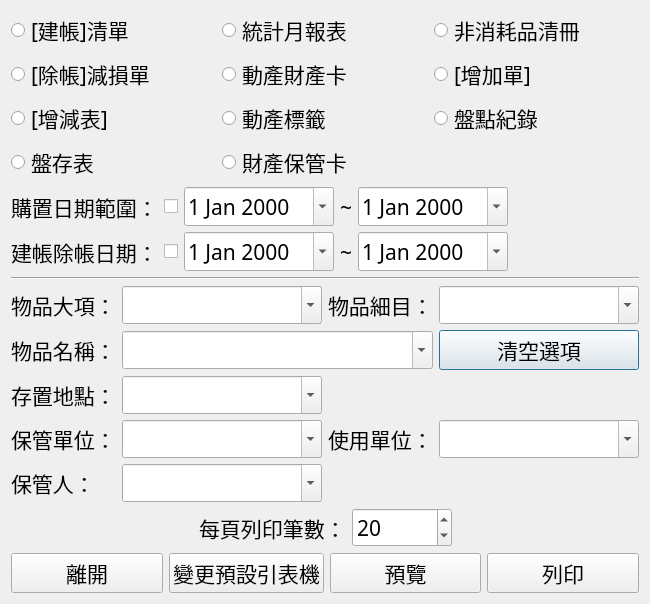
This is myqtpy/printmenu.ui in alchenerd/hvhnonc as Qt 5 draws it before an edit. The edited form follows.
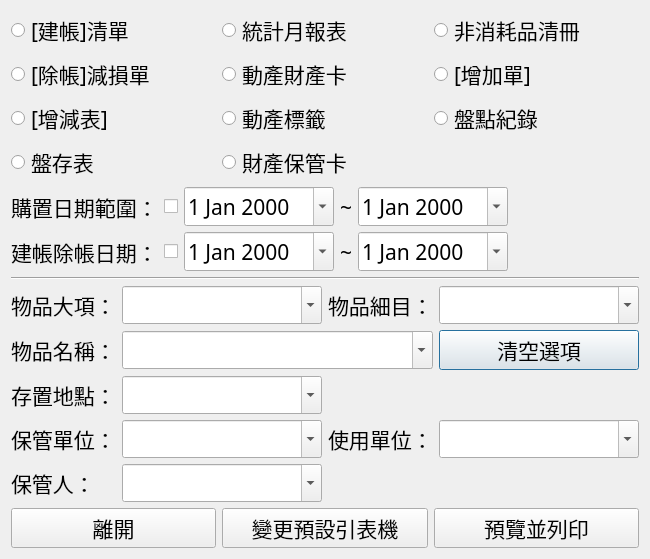
This is the edited form.

Diff of the .ui file:
```diff
--- a/myqtpy/printmenu.ui
+++ b/myqtpy/printmenu.ui
@@ -561,68 +561,6 @@
      </item>
     </layout>
    </item>
-   <item>
-    <layout class="QHBoxLayout" name="horizontalLayout_3">
-     <item>
-      <spacer name="horizontalSpacer_3">
-       <property name="orientation">
-        <enum>Qt::Horizontal</enum>
-       </property>
-       <property name="sizeHint" stdset="0">
-        <size>
-         <width>40</width>
-         <height>20</height>
-        </size>
-       </property>
-      </spacer>
-     </item>
-     <item alignment="Qt::AlignHCenter">
-      <widget class="QLabel" name="label_14">
-       <property name="font">
-        <font>
-         <family>微軟正黑體</family>
-         <pointsize>16</pointsize>
-        </font>
-       </property>
-       <property name="text">
-        <string>每頁列印筆數：</string>
-       </property>
-      </widget>
-     </item>
-     <item alignment="Qt::AlignHCenter">
-      <widget class="QSpinBox" name="row_per_page">
-       <property name="minimumSize">
-        <size>
-         <width>100</width>
-         <height>0</height>
-        </size>
-       </property>
-       <property name="font">
-        <font>
-         <family>微軟正黑體</family>
-         <pointsize>16</pointsize>
-        </font>
-       </property>
-       <property name="value">
-        <number>20</number>
-       </property>
-      </widget>
-     </item>
-     <item>
-      <spacer name="horizontalSpacer_4">
-       <property name="orientation">
-        <enum>Qt::Horizontal</enum>
-       </property>
-       <property name="sizeHint" stdset="0">
-        <size>
-         <width>40</width>
-         <height>20</height>
-        </size>
-       </property>
-      </spacer>
-     </item>
-    </layout>
-   </item>
    <item>
     <layout class="QHBoxLayout" name="horizontalLayout_4">
      <item>
@@ -660,20 +598,7 @@
         </font>
        </property>
        <property name="text">
-        <string>預覽</string>
-       </property>
-      </widget>
-     </item>
-     <item>
-      <widget class="QPushButton" name="printBtn">
-       <property name="font">
-        <font>
-         <family>微軟正黑體</family>
-         <pointsize>16</pointsize>
-        </font>
-       </property>
-       <property name="text">
-        <string>列印</string>
+        <string>預覽並列印</string>
        </property>
       </widget>
      </item>
```
Left out of the diff: 2 changed lines with no effect on the pictures.
